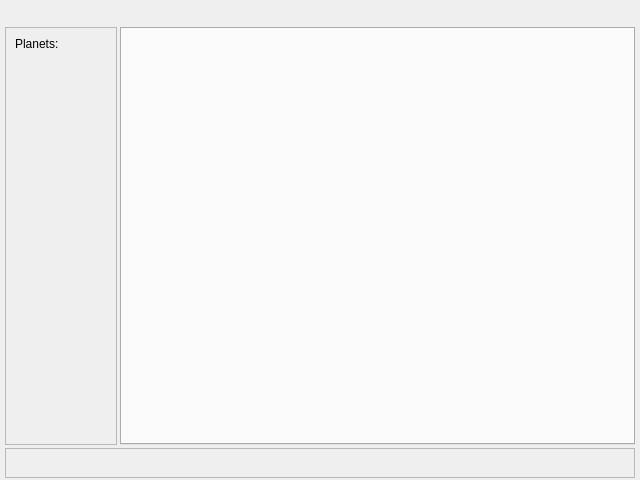
Old version of the form ui/main.ui in the repository minlexx/xnovacmd.
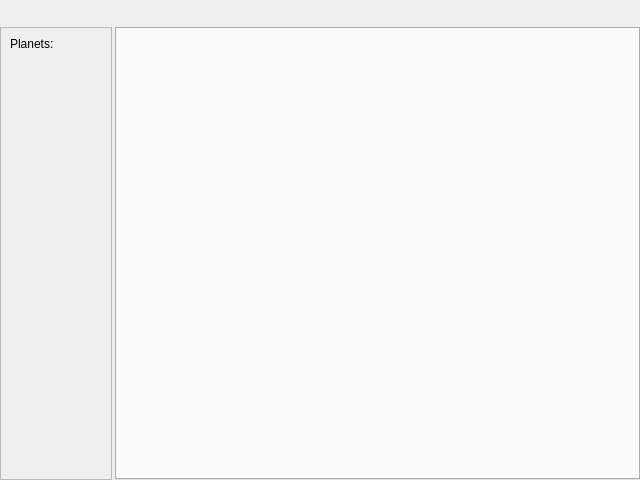
New version of the form. Icons and pictures are not drawn.

Commit message:
UI: basic statusbar functionality
will be extended in future, to display more information about current background network operations and net statistics

Patch:
```diff
--- a/ui/main.ui
+++ b/ui/main.ui
@@ -22,16 +22,16 @@
     <number>3</number>
    </property>
    <property name="leftMargin">
-    <number>5</number>
+    <number>0</number>
    </property>
    <property name="topMargin">
     <number>2</number>
    </property>
    <property name="rightMargin">
-    <number>5</number>
+    <number>0</number>
    </property>
    <property name="bottomMargin">
-    <number>2</number>
+    <number>0</number>
    </property>
    <item>
     <widget class="QFrame" name="fr_flights">
@@ -80,7 +80,7 @@
           <x>0</x>
           <y>0</y>
           <width>110</width>
-          <height>414</height>
+          <height>449</height>
          </rect>
         </property>
         <layout class="QVBoxLayout" name="verticalLayout">
@@ -120,22 +120,6 @@
      </item>
     </layout>
    </item>
-   <item>
-    <widget class="QFrame" name="fr_status">
-     <property name="minimumSize">
-      <size>
-       <width>0</width>
-       <height>30</height>
-      </size>
-     </property>
-     <property name="frameShape">
-      <enum>QFrame::StyledPanel</enum>
-     </property>
-     <property name="frameShadow">
-      <enum>QFrame::Plain</enum>
-     </property>
-    </widget>
-   </item>
   </layout>
  </widget>
  <resources>
```
Left out of the diff: 2 changed lines with no effect on the pictures. The commit also changes 2 other files.
